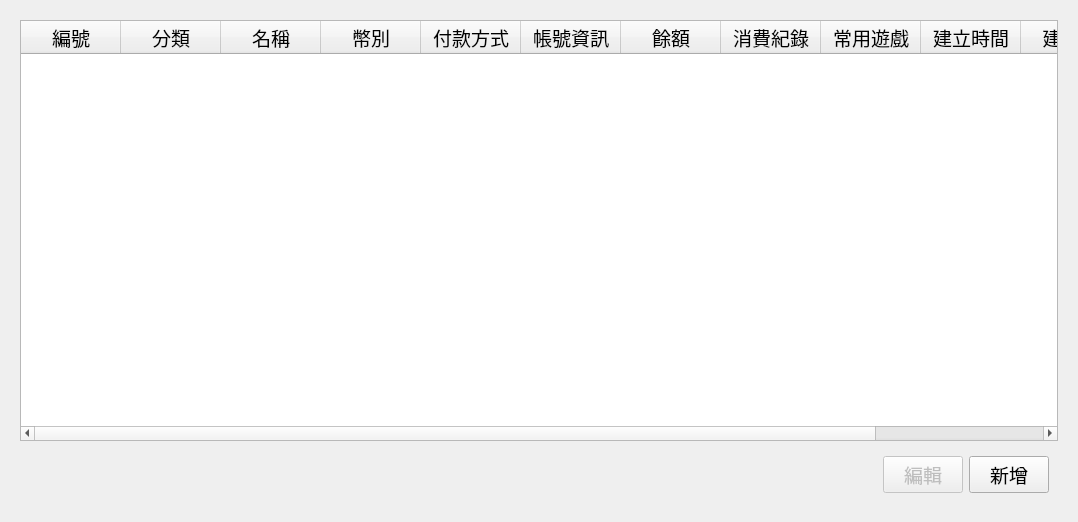
The window that src/AdbClient/LayerCustomer.ui (roger0816/Adb) describes before a commit, drawn with Qt 5.
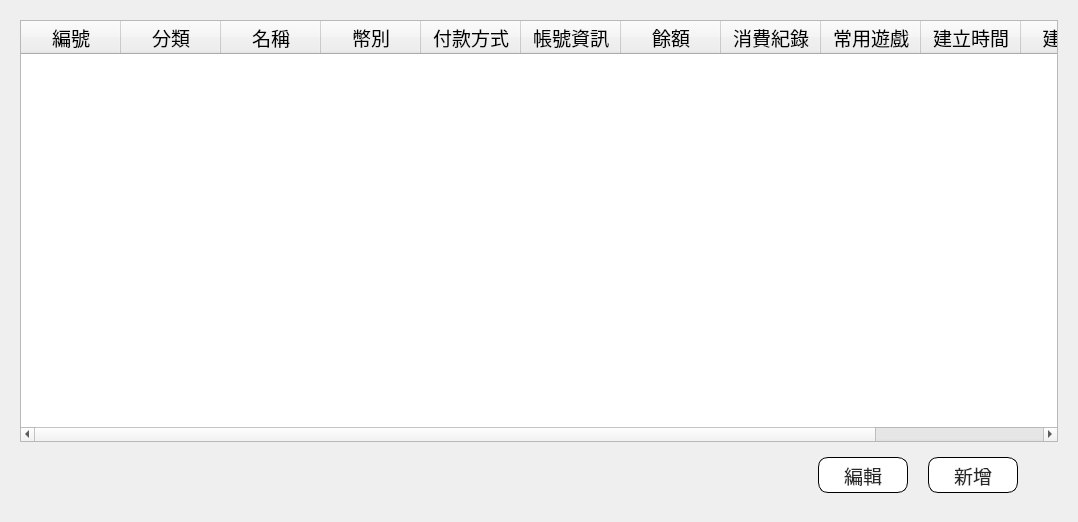
The same window after the commit.

Patch:
```diff
--- a/src/AdbClient/LayerCustomer.ui
+++ b/src/AdbClient/LayerCustomer.ui
@@ -138,7 +138,44 @@
           <pointsize>14</pointsize>
          </font>
         </property>
+        <property name="styleSheet">
+         <string notr="true">
+QPushButton{
+font: 20px &quot;Microsoft JhengHei UI&quot;;
+
+
+}
+
+
+
+QPushButton{background-color: rgb(255, 255, 255);
+border-radius:10px;
+color: rgb(41,41,41);
+border: 1px solid #000000; }
+
+
+QPushButton:hover 
+{ 
+background-color: #55aaff; 
+border-style: outset; 
+border-width: 2px; 
+font: 700 18px &quot;Microsoft JhengHei UI&quot;; 
+}
+QPushButton:pressed { 
+border-style: outset; 
+border-width: 0px; 
+font: 700 24px &quot;Microsoft JhengHei UI&quot;; 
+color:rgb(241,241,241);
+background-color:#3c78b4;
+}</string>
+        </property>
         <layout class="QHBoxLayout" name="horizontalLayout">
+         <property name="spacing">
+          <number>20</number>
+         </property>
+         <property name="rightMargin">
+          <number>40</number>
+         </property>
          <item>
           <spacer name="horizontalSpacer">
            <property name="orientation">
@@ -157,6 +194,12 @@
            <property name="enabled">
             <bool>false</bool>
            </property>
+           <property name="minimumSize">
+            <size>
+             <width>90</width>
+             <height>36</height>
+            </size>
+           </property>
            <property name="text">
             <string>編輯</string>
            </property>
@@ -164,6 +207,12 @@
          </item>
          <item>
           <widget class="QPushButton" name="btnAdd">
+           <property name="minimumSize">
+            <size>
+             <width>90</width>
+             <height>36</height>
+            </size>
+           </property>
            <property name="text">
             <string>新增</string>
            </property>
```
